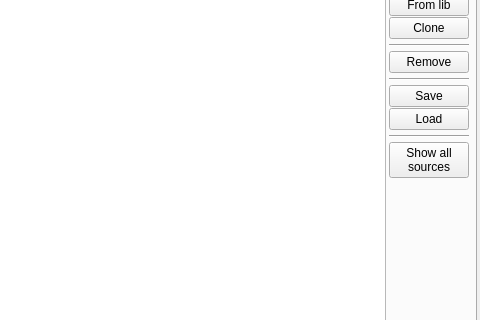
Above: ants3bundle/src/ants3/gui/particleSim/aparticlesimwin.ui from andrmor/ANTS3bundle before the change; both pictures show x 143 to 623 and y 151 to 471 of the 623 by 767 pixel window. Below: the same form after it.
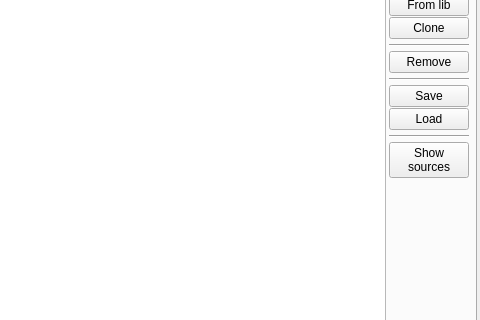
That is the form after the change. Icons and pictures are not drawn.

Commit message: "Show sources" does not show those with zero activity

```diff
--- a/ants3bundle/src/ants3/gui/particleSim/aparticlesimwin.ui
+++ b/ants3bundle/src/ants3/gui/particleSim/aparticlesimwin.ui
@@ -649,7 +649,7 @@
                    </font>
                   </property>
                   <property name="text">
-                   <string>Show all
+                   <string>Show
 sources</string>
                   </property>
                   <property name="checkable">
```
Left out of the diff: 3 changed lines with no effect on the pictures. The commit also changes 1 other file.
